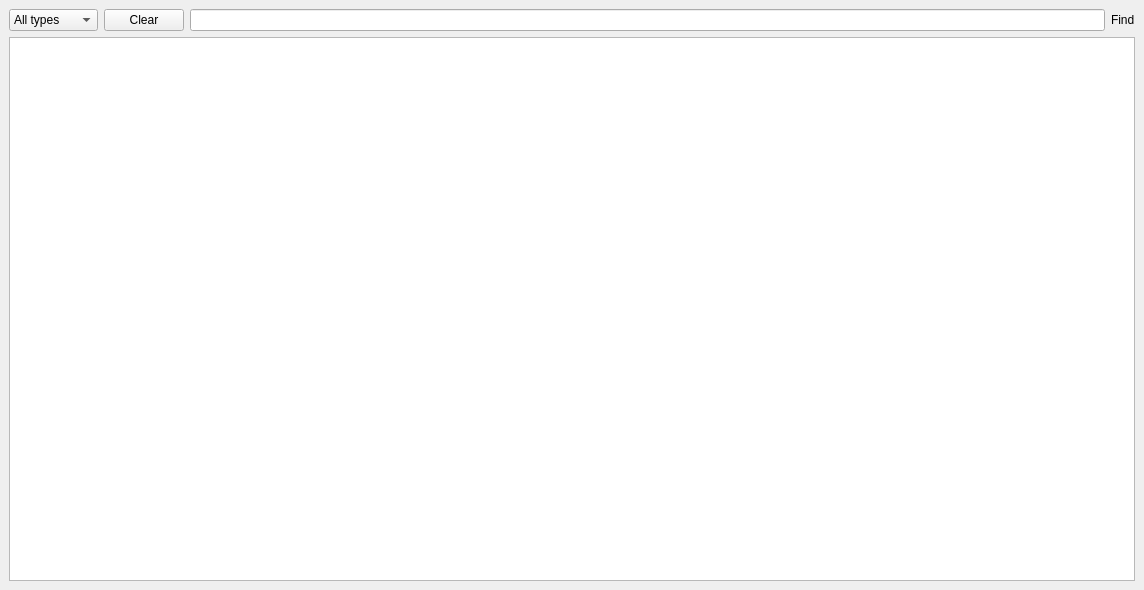
andrascii/RiveSolutions_SEO_Spider, file logger/ui/logger_main_window.ui: the form before one commit.
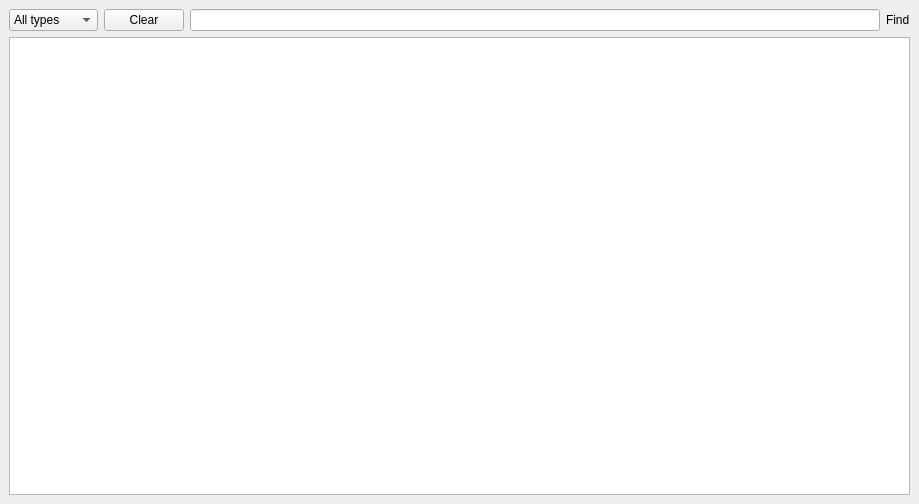
The form after the commit.

```diff
--- a/logger/ui/logger_main_window.ui
+++ b/logger/ui/logger_main_window.ui
@@ -6,8 +6,8 @@
    <rect>
     <x>0</x>
     <y>0</y>
-    <width>1144</width>
-    <height>590</height>
+    <width>919</width>
+    <height>504</height>
    </rect>
   </property>
   <property name="windowTitle">
```
